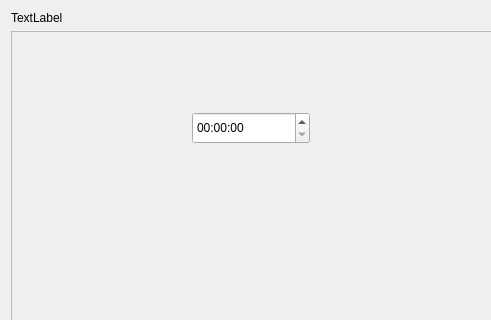
CSLP/CPP, file Jobs-of-SoftwareEngineer/Codeing/Scut/topic.ui: the form before one commit; both pictures show x 0 to 491 and y 0 to 320 of the 1202 by 518 pixel window.
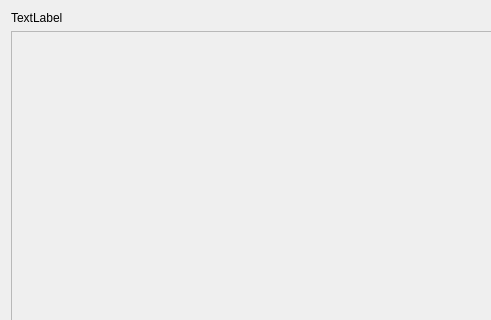
The form after the commit.

Diff of the .ui file:
```diff
--- a/Jobs-of-SoftwareEngineer/Codeing/Scut/topic.ui
+++ b/Jobs-of-SoftwareEngineer/Codeing/Scut/topic.ui
@@ -35,16 +35,6 @@
         <height>470</height>
        </rect>
       </property>
-      <widget class="QTimeEdit" name="timeEdit">
-       <property name="geometry">
-        <rect>
-         <x>180</x>
-         <y>80</y>
-         <width>118</width>
-         <height>32</height>
-        </rect>
-       </property>
-      </widget>
      </widget>
     </widget>
    </item>
```
